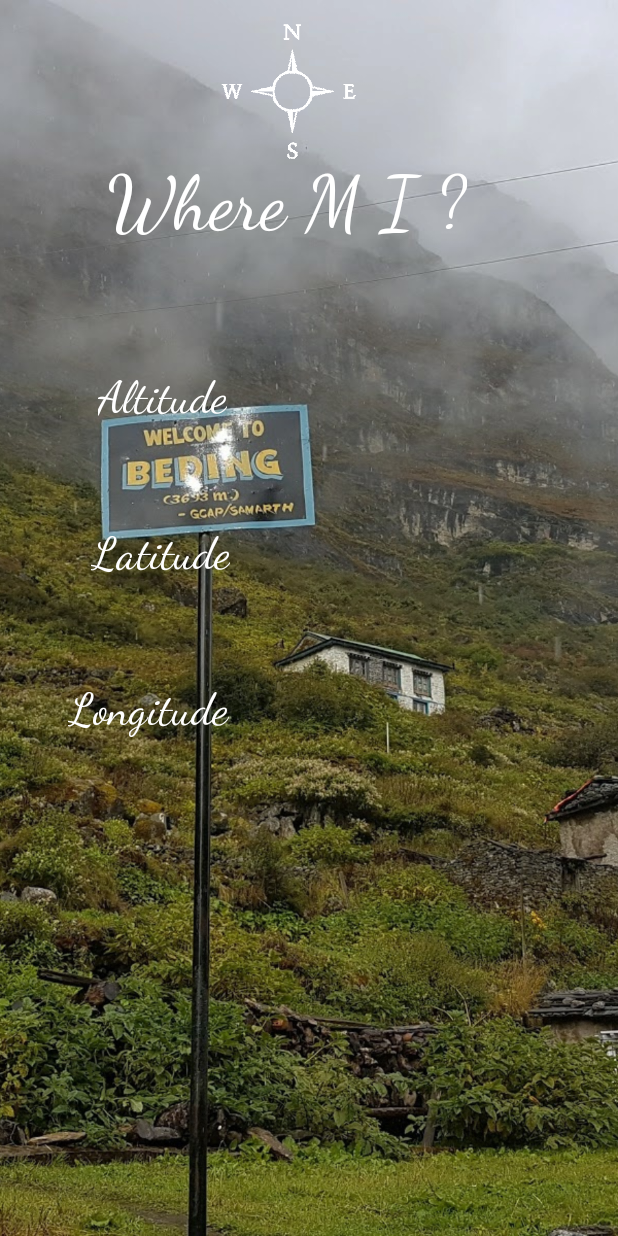
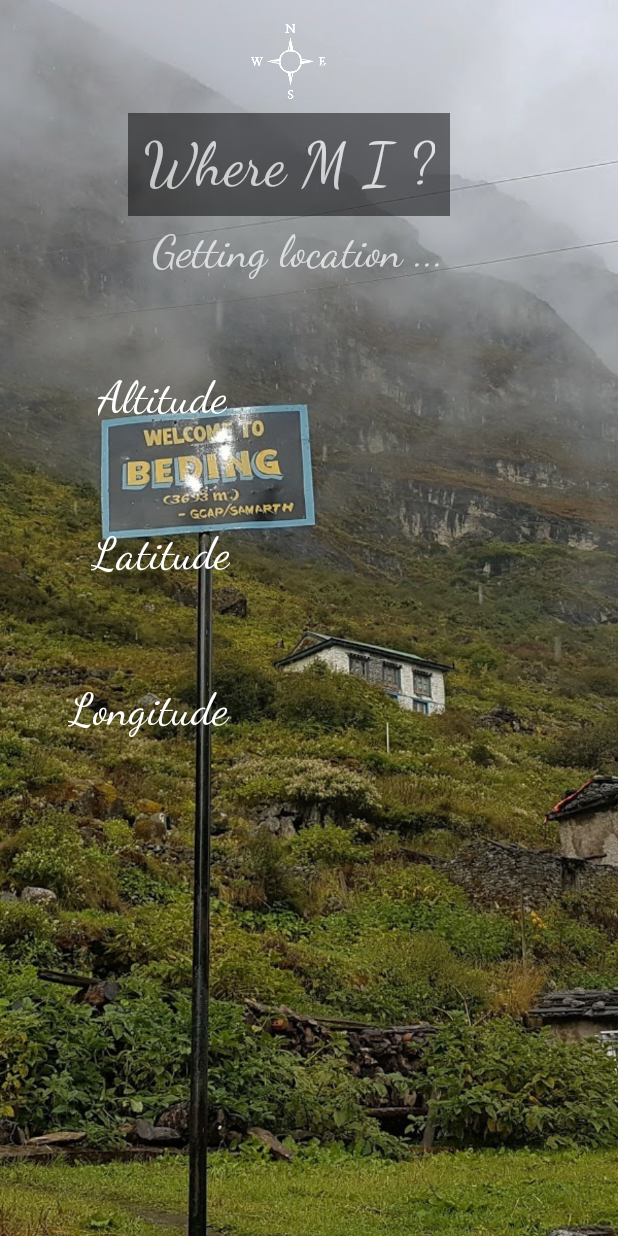
Before and after one commit to drklrd/wheremi, an Android app: the screen it shows after launch (MainActivity), on a phone screen of 412 x 824 dp. Run offline under Robolectric (Android 15) with nearby library versions, the phone set to English and light mode, and no system bars.

Commit message:
add getting location notification

```diff
--- a/app/src/main/java/com/example/drklrd/wheremi/MainActivity.java
+++ b/app/src/main/java/com/example/drklrd/wheremi/MainActivity.java
@@ -13,6 +13,7 @@ import android.support.v4.content.ContextCompat;
 import android.support.v7.app.AppCompatActivity;
 import android.os.Bundle;
 import android.util.Log;
+import android.view.View;
 import android.widget.TextView;
 
 public class MainActivity extends AppCompatActivity {
@@ -25,6 +26,9 @@ public class MainActivity extends AppCompatActivity {
         TextView altitudeText = (TextView) findViewById(R.id.altitudeText);
         TextView latitudeText = (TextView) findViewById(R.id.latitudeText);
         TextView longitudeText = (TextView) findViewById(R.id.longitudeText);
+        TextView gettingText = (TextView) findViewById(R.id.gettingText);
+
+        gettingText.setVisibility(View.INVISIBLE);
 
         altitudeText.setText(location.getAltitude() + "m");
         latitudeText.setText(String.valueOf(location.getLatitude()));
--- a/app/src/main/res/layout/activity_main.xml
+++ b/app/src/main/res/layout/activity_main.xml
@@ -104,23 +104,39 @@
         android:id="@+id/textView4"
         android:layout_width="wrap_content"
         android:layout_height="wrap_content"
+        android:layout_marginLeft="85dp"
+        android:layout_marginTop="75dp"
+        android:alpha="0.5"
+        android:background="@android:color/background_dark"
         android:fontFamily="cursive"
+        android:padding="10dp"
         android:text="Where M I ?"
         android:textColor="@android:color/background_light"
         android:textColorHighlight="@android:color/background_light"
-        android:textSize="50dp"
-        android:layout_marginLeft="71dp"
+        android:textSize="40dp"
         app:layout_constraintLeft_toLeftOf="parent"
-        app:layout_constraintTop_toTopOf="parent"
-        android:layout_marginTop="106dp" />
+        app:layout_constraintTop_toTopOf="parent" />
 
     <ImageView
         android:id="@+id/imageView8"
-        android:layout_width="92dp"
-        android:layout_height="90dp"
+        android:layout_width="72dp"
+        android:layout_height="50dp"
         app:srcCompat="@drawable/compass"
-        android:layout_marginLeft="146dp"
+        android:layout_marginLeft="156dp"
         app:layout_constraintLeft_toLeftOf="parent"
         app:layout_constraintTop_toTopOf="parent"
         android:layout_marginTop="16dp" />
+
+    <TextView
+        android:id="@+id/gettingText"
+        android:layout_width="wrap_content"
+        android:layout_height="wrap_content"
+        android:layout_marginLeft="96dp"
+        android:layout_marginTop="144dp"
+        android:fontFamily="cursive"
+        android:padding="5dp"
+        android:text="Getting location ..."
+        android:textSize="30dp"
+        app:layout_constraintLeft_toLeftOf="parent"
+        app:layout_constraintTop_toTopOf="parent" />
 </android.support.constraint.ConstraintLayout>
```
